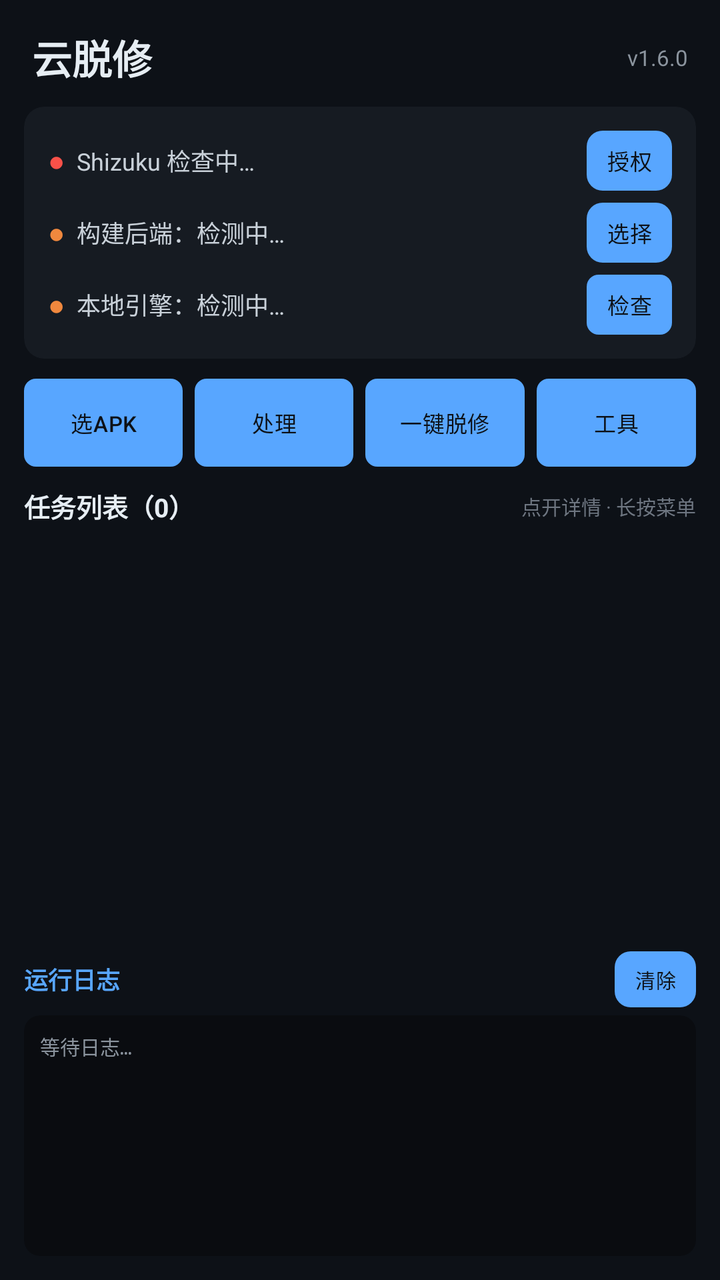
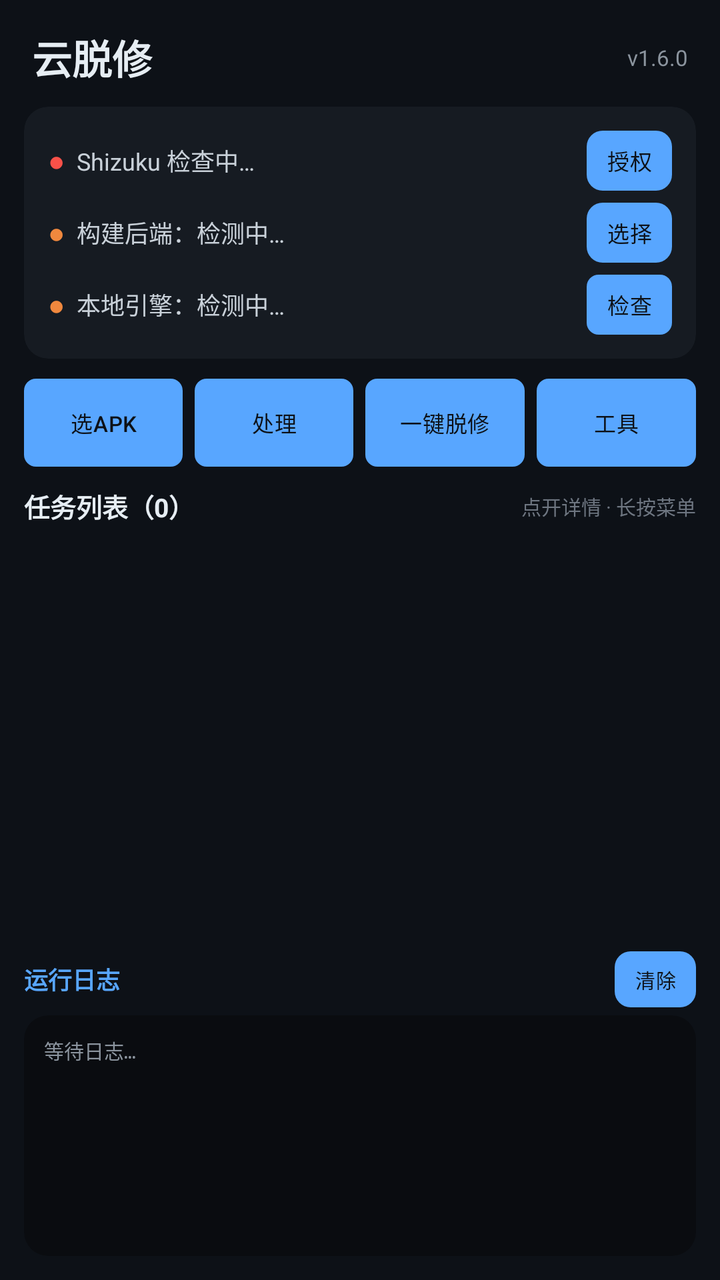

Compare the two renders of this Android layout. The source of the first and the diff that turns it into the second are given below.
<!-- AndroidManifest.xml: application theme Theme.UnpackCloud -->
<!-- res/layout/activity_main.xml -->
<?xml version="1.0" encoding="utf-8"?>
<LinearLayout xmlns:android="http://schemas.android.com/apk/res/android"
    xmlns:app="http://schemas.android.com/apk/res-auto"
    android:layout_width="match_parent"
    android:layout_height="match_parent"
    android:orientation="vertical"
    android:background="#0D1117">

    
    <LinearLayout
        android:layout_width="match_parent"
        android:layout_height="wrap_content"
        android:orientation="horizontal"
        android:gravity="center_vertical"
        android:paddingStart="16dp"
        android:paddingEnd="16dp"
        android:paddingTop="14dp"
        android:paddingBottom="10dp">

        <TextView
            android:layout_width="0dp"
            android:layout_height="wrap_content"
            android:layout_weight="1"
            android:text="云脱修"
            android:textSize="20sp"
            android:textStyle="bold"
            android:textColor="#E6EDF3" />

        <TextView
            android:id="@+id/tvVersion"
            android:layout_width="wrap_content"
            android:layout_height="wrap_content"
            android:text="v1.6.0"
            android:textSize="11sp"
            android:textColor="#8B949E" />
    </LinearLayout>

    
    <androidx.cardview.widget.CardView
        android:layout_width="match_parent"
        android:layout_height="wrap_content"
        android:layout_marginStart="12dp"
        android:layout_marginEnd="12dp"
        android:layout_marginBottom="10dp"
        app:cardBackgroundColor="#161B22"
        app:cardCornerRadius="10dp"
        app:cardElevation="0dp">

        <LinearLayout
            android:layout_width="match_parent"
            android:layout_height="wrap_content"
            android:orientation="vertical"
            android:padding="12dp">

            
            <LinearLayout
                android:layout_width="match_parent"
                android:layout_height="wrap_content"
                android:orientation="horizontal"
                android:gravity="center_vertical"
                android:paddingBottom="6dp">

                <TextView
                    android:id="@+id/tvShizukuBadge"
                    android:layout_width="wrap_content"
                    android:layout_height="wrap_content"
                    android:text="●"
                    android:textSize="14sp"
                    android:textColor="#F85149"
                    android:paddingEnd="6dp" />

                <TextView
                    android:id="@+id/tvShizuku"
                    android:layout_width="0dp"
                    android:layout_height="wrap_content"
                    android:layout_weight="1"
                    android:text="Shizuku 检查中…"
                    android:textSize="12sp"
                    android:textColor="#C9D1D9" />

                <Button
                    android:id="@+id/btnGrantShizuku"
                    android:layout_width="wrap_content"
                    android:layout_height="30dp"
                    android:minWidth="0dp"
                    android:paddingStart="10dp"
                    android:paddingEnd="10dp"
                    android:textSize="11sp"
                    android:text="授权" />
            </LinearLayout>

            
            <LinearLayout
                android:layout_width="match_parent"
                android:layout_height="wrap_content"
                android:orientation="horizontal"
                android:gravity="center_vertical"
                android:paddingBottom="6dp">

                <TextView
                    android:id="@+id/tvBackendBadge"
                    android:layout_width="wrap_content"
                    android:layout_height="wrap_content"
                    android:text="●"
                    android:textSize="14sp"
                    android:textColor="#F0883E"
                    android:paddingEnd="6dp" />

                <TextView
                    android:id="@+id/tvBackend"
                    android:layout_width="0dp"
                    android:layout_height="wrap_content"
                    android:layout_weight="1"
                    android:text="构建后端：检测中…"
                    android:textSize="12sp"
                    android:textColor="#C9D1D9" />

                <Button
                    android:id="@+id/btnChooseBackend"
                    android:layout_width="wrap_content"
                    android:layout_height="30dp"
                    android:minWidth="0dp"
                    android:paddingStart="10dp"
                    android:paddingEnd="10dp"
                    android:textSize="11sp"
                    android:text="选择" />
            </LinearLayout>

            
            <LinearLayout
                android:layout_width="match_parent"
                android:layout_height="wrap_content"
                android:orientation="horizontal"
                android:gravity="center_vertical">

                <TextView
                    android:id="@+id/tvServiceBadge"
                    android:layout_width="wrap_content"
                    android:layout_height="wrap_content"
                    android:text="●"
                    android:textSize="14sp"
                    android:textColor="#F0883E"
                    android:paddingEnd="6dp" />

                <TextView
                    android:id="@+id/tvTermuxStatus"
                    android:layout_width="0dp"
                    android:layout_height="wrap_content"
                    android:layout_weight="1"
                    android:text="本地引擎：检测中…"
                    android:textSize="12sp"
                    android:textColor="#C9D1D9" />

                <Button
                    android:id="@+id/btnStartDaemon"
                    style="@style/YtxButton.Small"
                    android:layout_width="wrap_content"
                    android:layout_height="30dp"
                    android:minWidth="0dp"
                    android:paddingStart="10dp"
                    android:paddingEnd="10dp"
                    android:textSize="11sp"
                    android:text="检查" />
            </LinearLayout>
        </LinearLayout>
    </androidx.cardview.widget.CardView>

    
    <LinearLayout
        android:layout_width="match_parent"
        android:layout_height="wrap_content"
        android:orientation="horizontal"
        android:paddingStart="12dp"
        android:paddingEnd="12dp"
        android:paddingBottom="10dp">

        <Button
            android:id="@+id/btnPickApk"
            style="@style/YtxButton.Small"
            android:layout_width="0dp"
            android:layout_height="44dp"
            android:layout_weight="1"
            android:minWidth="0dp"
            android:paddingStart="2dp"
            android:paddingEnd="2dp"
            android:singleLine="true"
            android:maxLines="1"
            android:ellipsize="end"
            android:insetLeft="0dp"
            android:insetRight="0dp"
            android:textSize="11sp"
            android:text="选APK" />

        <Button
            android:id="@+id/btnStartWorker"
            style="@style/YtxButton.Small"
            android:layout_width="0dp"
            android:layout_height="44dp"
            android:layout_weight="1"
            android:layout_marginStart="6dp"
            android:minWidth="0dp"
            android:paddingStart="2dp"
            android:paddingEnd="2dp"
            android:singleLine="true"
            android:maxLines="1"
            android:ellipsize="end"
            android:insetLeft="0dp"
            android:insetRight="0dp"
            android:textSize="11sp"
            android:text="处理" />

        <Button
            android:id="@+id/btnDiagnose"
            style="@style/YtxButton.Small"
            android:layout_width="0dp"
            android:layout_height="44dp"
            android:layout_weight="1"
            android:layout_marginStart="6dp"
            android:minWidth="0dp"
            android:paddingStart="2dp"
            android:paddingEnd="2dp"
            android:singleLine="true"
            android:maxLines="1"
            android:ellipsize="end"
            android:insetLeft="0dp"
            android:insetRight="0dp"
            android:textSize="11sp"
            android:text="一键脱修" />

        <Button
            android:id="@+id/btnOpenTools"
            style="@style/YtxButton.Small"
            android:layout_width="0dp"
            android:layout_height="44dp"
            android:layout_weight="1"
            android:layout_marginStart="6dp"
            android:minWidth="0dp"
            android:paddingStart="2dp"
            android:paddingEnd="2dp"
            android:singleLine="true"
            android:maxLines="1"
            android:ellipsize="end"
            android:insetLeft="0dp"
            android:insetRight="0dp"
            android:textSize="11sp"
            android:text="工具" />
    </LinearLayout>

    
    <LinearLayout
        android:layout_width="match_parent"
        android:layout_height="0dp"
        android:layout_weight="3"
        android:orientation="vertical"
        android:layout_marginStart="12dp"
        android:layout_marginEnd="12dp">

        <LinearLayout
            android:layout_width="match_parent"
            android:layout_height="wrap_content"
            android:orientation="horizontal"
            android:gravity="center_vertical"
            android:paddingBottom="6dp">

            <TextView
                android:id="@+id/tvTaskCount"
                android:layout_width="0dp"
                android:layout_height="wrap_content"
                android:layout_weight="1"
                android:text="任务列表（0）"
                android:textSize="13sp"
                android:textStyle="bold"
                android:textColor="#E6EDF3" />

            <TextView
                android:id="@+id/tvTaskHint"
                android:layout_width="wrap_content"
                android:layout_height="wrap_content"
                android:text="点开详情 · 长按菜单"
                android:textSize="10sp"
                android:textColor="#6E7681" />
        </LinearLayout>

        <androidx.recyclerview.widget.RecyclerView
            android:id="@+id/rvTasks"
            android:layout_width="match_parent"
            android:layout_height="0dp"
            android:layout_weight="1"
            android:clipToPadding="false" />
    </LinearLayout>

    
    <LinearLayout
        android:layout_width="match_parent"
        android:layout_height="0dp"
        android:layout_weight="2"
        android:orientation="vertical"
        android:layout_marginStart="12dp"
        android:layout_marginEnd="12dp"
        android:layout_marginTop="4dp">

        <LinearLayout
            android:layout_width="match_parent"
            android:layout_height="wrap_content"
            android:orientation="horizontal"
            android:gravity="center_vertical"
            android:paddingBottom="4dp">

            <TextView
                android:id="@+id/tvLogHeader"
                android:layout_width="0dp"
                android:layout_height="wrap_content"
                android:layout_weight="1"
                android:text="运行日志"
                android:textSize="12sp"
                android:textStyle="bold"
                android:textColor="#58A6FF" />

            <Button
                android:id="@+id/btnClearLog"
                android:layout_width="wrap_content"
                android:layout_height="28dp"
                android:minWidth="0dp"
                android:paddingStart="10dp"
                android:paddingEnd="10dp"
                android:textSize="10sp"
                android:text="清除" />
        </LinearLayout>

        <androidx.cardview.widget.CardView
            android:layout_width="match_parent"
            android:layout_height="0dp"
            android:layout_weight="1"
            app:cardBackgroundColor="#0A0C10"
            app:cardCornerRadius="8dp"
            app:cardElevation="0dp">

            <ScrollView
                android:id="@+id/svLog"
                android:layout_width="match_parent"
                android:layout_height="match_parent"
                android:padding="8dp"
                android:scrollbars="vertical">

                <TextView
                    android:id="@+id/tvLog"
                    android:layout_width="match_parent"
                    android:layout_height="wrap_content"
                    android:text="等待日志…"
                    android:textSize="10sp"
                    android:fontFamily="monospace"
                    android:textColor="#8B949E"
                    android:lineSpacingExtra="2dp" />
            </ScrollView>
        </androidx.cardview.widget.CardView>
    </LinearLayout>

    <View
        android:layout_width="match_parent"
        android:layout_height="12dp" />

</LinearLayout>
<!-- resources referenced by this layout -->
<resources>
  <style name="YtxButton.Small" parent="YtxButton">
          <item name="android:textSize">11sp</item>
          <item name="cornerRadius">6dp</item>
      </style>
  <style name="Theme.UnpackCloud" parent="Theme.Material3.Dark.NoActionBar">
          
          <item name="colorPrimary">#58A6FF</item>
          <item name="colorOnPrimary">#0D1117</item>
          <item name="colorPrimaryContainer">#1F6FEB</item>
          <item name="colorOnPrimaryContainer">#E6EDF3</item>
  
          
          <item name="colorSecondary">#3FB950</item>
          <item name="colorOnSecondary">#0D1117</item>
          <item name="colorError">#F85149</item>
  
          
          <item name="android:colorBackground">#0D1117</item>
          <item name="colorSurface">#161B22</item>
          <item name="colorOnSurface">#E6EDF3</item>
          <item name="colorSurfaceVariant">#21262D</item>
          <item name="colorOnSurfaceVariant">#8B949E</item>
          <item name="android:colorBackgroundFloating">#161B22</item>
  
          
          <item name="android:statusBarColor">#0D1117</item>
          <item name="android:windowLightStatusBar">false</item>
          <item name="android:navigationBarColor">#0D1117</item>
  
          
          <item name="materialButtonStyle">@style/YtxButton</item>
      </style>
  <style name="YtxButton" parent="Widget.Material3.Button">
          <item name="cornerRadius">8dp</item>
          <item name="android:letterSpacing">0.02</item>
          <item name="android:textAllCaps">false</item>
          <item name="android:minHeight">0dp</item>
          <item name="android:insetTop">0dp</item>
          <item name="android:insetBottom">0dp</item>
      </style>
</resources>

<!-- the commit's change to res/layout/activity_main.xml (unified diff, before → after) -->
@@ -43,8 +43,10 @@
         android:layout_marginEnd="12dp"
         android:layout_marginBottom="10dp"
         app:cardBackgroundColor="#161B22"
-        app:cardCornerRadius="10dp"
-        app:cardElevation="0dp">
+        app:cardCornerRadius="12dp"
+        app:cardElevation="0dp"
+        app:strokeColor="#21262D"
+        app:strokeWidth="1dp">
 
         <LinearLayout
             android:layout_width="match_parent"
@@ -286,7 +288,8 @@
             android:layout_width="match_parent"
             android:layout_height="0dp"
             android:layout_weight="1"
-            android:clipToPadding="false" />
+            android:clipToPadding="false"
+            android:paddingBottom="8dp" />
     </LinearLayout>
 
     
@@ -332,14 +335,17 @@
             android:layout_height="0dp"
             android:layout_weight="1"
             app:cardBackgroundColor="#0A0C10"
-            app:cardCornerRadius="8dp"
-            app:cardElevation="0dp">
+            app:cardCornerRadius="12dp"
+            app:cardElevation="0dp"
+            app:strokeColor="#21262D"
+            app:strokeWidth="1dp">
 
             <ScrollView
                 android:id="@+id/svLog"
                 android:layout_width="match_parent"
                 android:layout_height="match_parent"
-                android:padding="8dp"
+                android:padding="10dp"
+                android:fillViewport="true"
                 android:scrollbars="vertical">
 
                 <TextView
@@ -350,7 +356,8 @@
                     android:textSize="10sp"
                     android:fontFamily="monospace"
                     android:textColor="#8B949E"
-                    android:lineSpacingExtra="2dp" />
+                    android:textIsSelectable="true"
+                    android:lineSpacingExtra="3dp" />
             </ScrollView>
         </androidx.cardview.widget.CardView>
     </LinearLayout>
<!-- resource entries referenced after the edit -->
@@ -31,6 +31,13 @@
   
           
           <item name="materialButtonStyle">@style/YtxButton</item>
+  
+          
+          <item name="materialAlertDialogTheme">@style/YtxDialog</item>
+          <item name="alertDialogTheme">@style/YtxDialog</item>
+  
+          
+          <item name="android:listDivider">@null</item>
       </style>
   <style name="YtxButton" parent="Widget.Material3.Button">
           <item name="cornerRadius">8dp</item>
@@ -40,5 +47,30 @@
           <item name="android:insetTop">0dp</item>
           <item name="android:insetBottom">0dp</item>
       </style>
+  <style name="YtxDialog" parent="ThemeOverlay.Material3.MaterialAlertDialog">
+          <item name="shapeAppearanceOverlay">@style/YtxDialogShape</item>
+          <item name="android:background">@drawable/bg_dialog</item>
+          <item name="colorSurface">#161B22</item>
+          <item name="colorOnSurface">#E6EDF3</item>
+          <item name="colorPrimary">#58A6FF</item>
+          <item name="android:windowBackground">@drawable/bg_dialog</item>
+      </style>
+  <style name="YtxDialogShape" parent="">
+          <item name="cornerFamily">rounded</item>
+          <item name="cornerSize">16dp</item>
+      </style>
+  <!-- drawable bg_dialog (drawable) -->
+  <?xml version="1.0" encoding="utf-8"?>
+  <inset xmlns:android="http://schemas.android.com/apk/res/android"
+      android:insetLeft="0dp"
+      android:insetTop="0dp"
+      android:insetRight="0dp"
+      android:insetBottom="0dp">
+      <shape android:shape="rectangle">
+          <solid android:color="#161B22" />
+          <corners android:radius="16dp" />
+          <stroke android:width="1dp" android:color="#30363D" />
+      </shape>
+  </inset>
 </resources>
 
